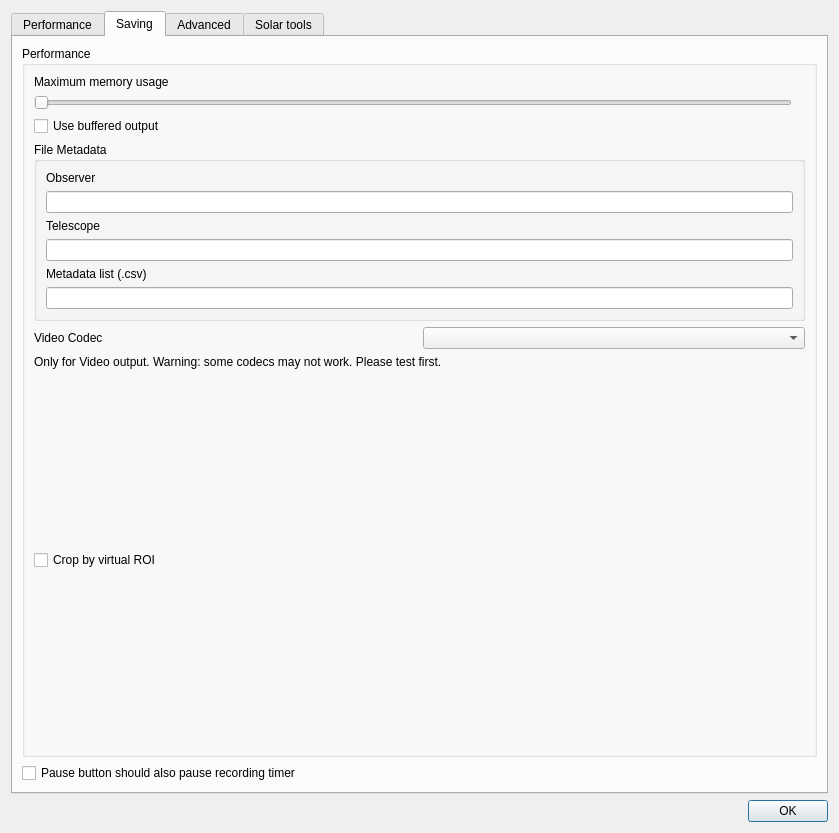
Before: the Qt Designer form src/widgets/configurationdialog.ui in AstroMeters/PlanetaryImager, drawn with Qt 5.
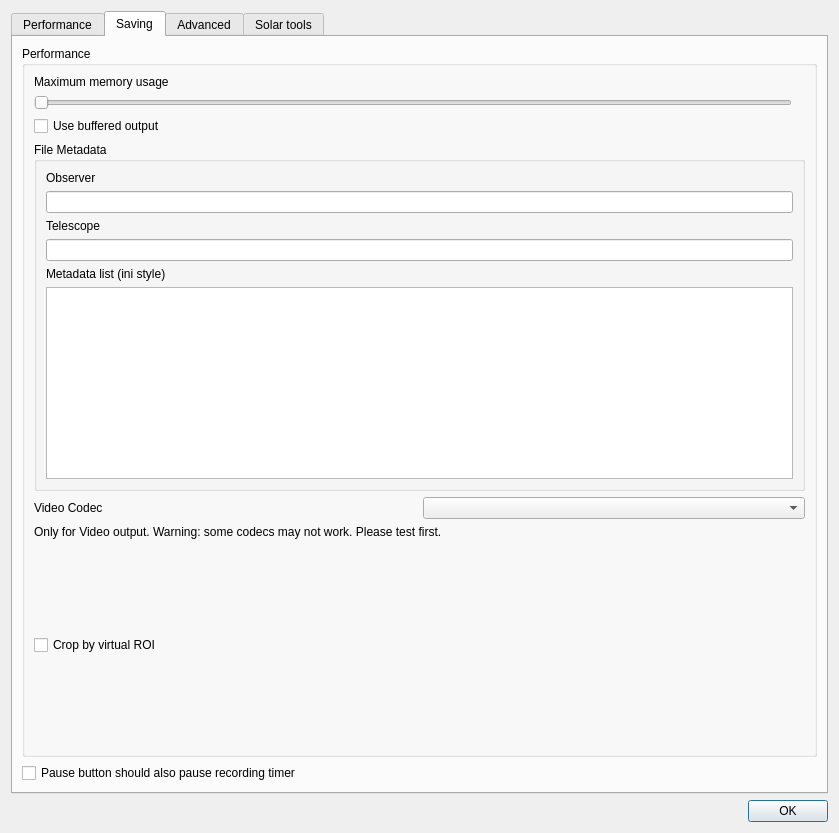
After: the same form once the commit is applied.

What changed in the file:
```diff
--- a/src/widgets/configurationdialog.ui
+++ b/src/widgets/configurationdialog.ui
@@ -301,12 +301,12 @@
              <item>
               <widget class="QLabel" name="label_31">
                <property name="text">
-                <string>Metadata list (.csv)</string>
+                <string>Metadata list (ini style)</string>
                </property>
               </widget>
              </item>
              <item>
-              <widget class="QLineEdit" name="metadataFile"/>
+              <widget class="QTextEdit" name="fileMetadata"/>
              </item>
             </layout>
            </widget>
```
